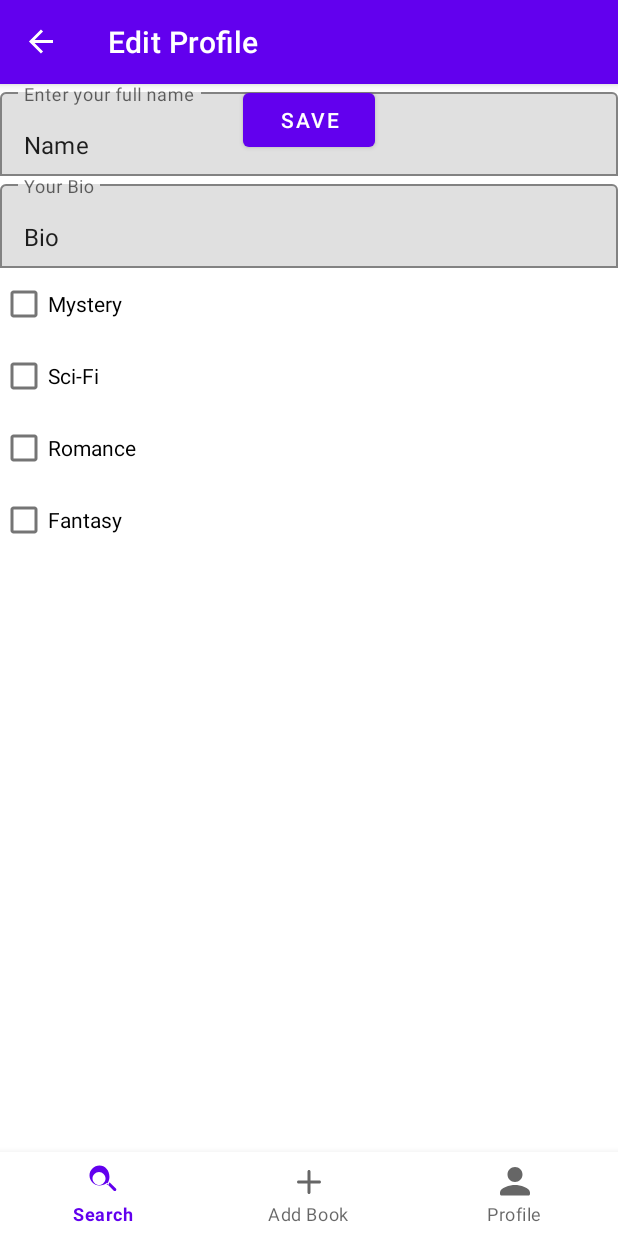
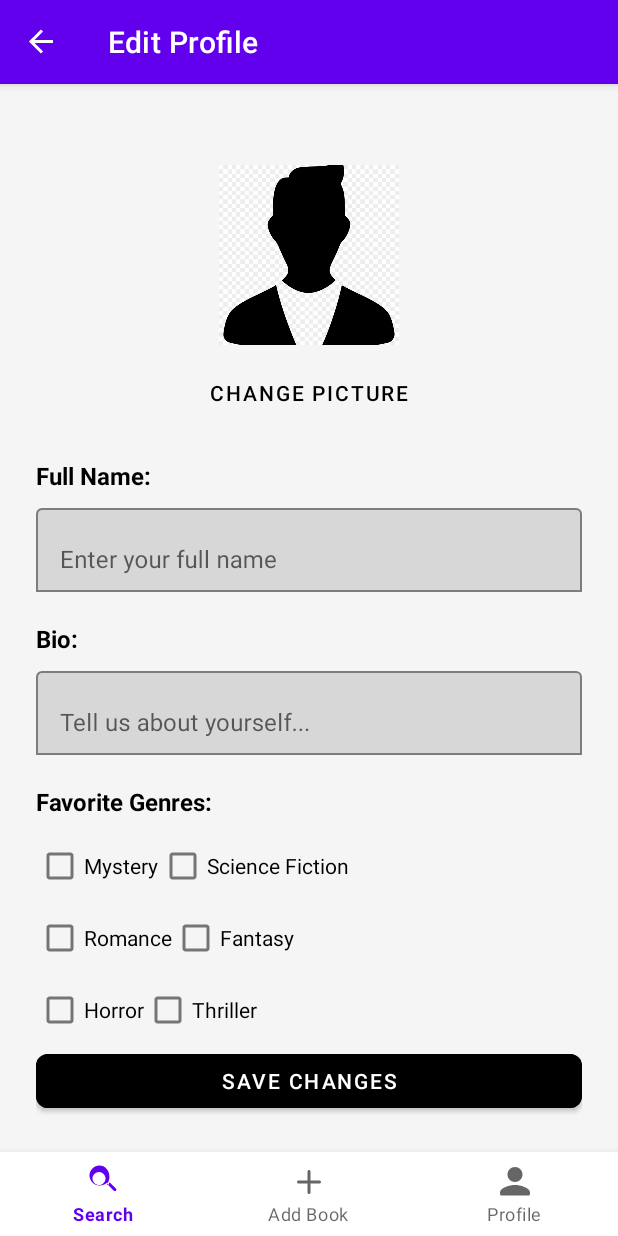
Before and after one commit to AmitOfeck/iBookProject, an Android app built with Jetpack Compose: the EditProfileFragment screen opened through its navigation route, on a phone screen of 412 x 824 dp. Run offline under Robolectric (Android 15) with nearby library versions, the phone set to English and light mode, and no system bars; our stand-ins replace Firebase (no records; nobody signed in at launch, a user with empty details on screens opened directly), Room's generated code, data binding, navigation-ui.

Commit message:
edit profile (with ROOM(

```diff
--- a/app/src/main/java/com/example/ibookproject/ui/profile/EditProfileFragment.kt
+++ b/app/src/main/java/com/example/ibookproject/ui/profile/EditProfileFragment.kt
@@ -1,84 +1,137 @@
 package com.example.ibookproject.ui.profile
 
+import android.app.Activity
 import android.content.Context
+import android.content.Intent
+import android.net.Uri
 import android.os.Bundle
 import android.view.LayoutInflater
 import android.view.View
 import android.view.ViewGroup
 import android.widget.Toast
+import androidx.activity.result.contract.ActivityResultContracts
 import androidx.fragment.app.Fragment
+import androidx.lifecycle.ViewModelProvider
+import androidx.lifecycle.lifecycleScope
 import androidx.navigation.fragment.findNavController
+import com.bumptech.glide.Glide
 import com.example.ibookproject.R
+import com.example.ibookproject.data.entities.UserEntity
 import com.example.ibookproject.databinding.FragmentEditProfileBinding
+import com.example.ibookproject.ui.profile.UserViewModel
 import com.google.firebase.auth.FirebaseAuth
+import kotlinx.coroutines.launch
 
 class EditProfileFragment : Fragment() {
     private var _binding: FragmentEditProfileBinding? = null
     private val binding get() = _binding!!
+    private var selectedImageUri: Uri? = null
+
+    private lateinit var userViewModel: UserViewModel
+    private var currentUser: UserEntity? = null
 
     override fun onCreateView(
         inflater: LayoutInflater, container: ViewGroup?,
         savedInstanceState: Bundle?
     ): View {
         _binding = FragmentEditProfileBinding.inflate(inflater, container, false)
+        userViewModel = ViewModelProvider(this)[UserViewModel::class.java]
 
-        // טעינת הנתונים הנוכחיים מה-SharedPreferences או Firebase
+        // טוען את פרטי המשתמש מה-DB
         loadUserData()
 
+        binding.profileImage.setOnClickListener { openGallery() }
+        binding.selectImageButton.setOnClickListener { openGallery() }
+
         binding.saveButton.setOnClickListener {
-            val name = binding.nameInput.text.toString().trim()
-            val bio = binding.bioInput.text.toString().trim()
-            val genres = getSelectedGenres()
-
-            // שמירה של הנתונים
-            saveUserData(name, bio, genres)
-
-            Toast.makeText(requireContext(), "פרטים נשמרו!", Toast.LENGTH_SHORT).show()
-            findNavController().navigate(R.id.action_editProfileFragment_to_userProfileFragment)
+            saveUserData()
         }
 
         return binding.root
     }
 
     private fun loadUserData() {
-        // טען את השם, הביו, והז'אנרים מה-SharedPreferences או Firebase
-        val sharedPref = requireContext().getSharedPreferences("UserData", Context.MODE_PRIVATE)
-        val name = sharedPref.getString("user_name", "Name") // דוגמה
-        val bio = sharedPref.getString("user_bio", "Bio") // דוגמה
-        // טוען את השם והביו לתוך השדות
-        binding.nameInput.setText(name)
-        binding.bioInput.setText(bio)
+        val firebaseUser = FirebaseAuth.getInstance().currentUser
+        val userId = firebaseUser?.uid ?: return
 
-        // הז'אנרים יתממשו לפי הצורך
+        userViewModel.getUserById(userId).observe(viewLifecycleOwner) { user ->
+            if (user != null) {
+                currentUser = user
+
+                // הצגת הנתונים בטופס
+                binding.nameInput.setText(user.name)
+                binding.bioInput.setText(user.bio)
+                setSelectedGenres(user.favoriteGenres)
+
+                // טעינת תמונה
+                if (user.profileImage?.isNotEmpty() == true) {
+                    Glide.with(requireContext()).load(user.profileImage).into(binding.profileImage)
+                }
+            }
+        }
     }
 
-    private fun saveUserData(name: String, bio: String, genres: String) {
-        // שמור את הנתונים ב-SharedPreferences או Firebase
-        val sharedPref = requireContext().getSharedPreferences("UserData", Context.MODE_PRIVATE)
-        with(sharedPref.edit()) {
-            putString("user_name", name)
-            putString("user_bio", bio)
-            putString("user_genres", genres) // לאחסן את הז'אנרים
-            apply()
-        }
-
-        // אם אתה רוצה לעדכן גם ב-Firebase
-        val firebaseUser = FirebaseAuth.getInstance().currentUser
-        firebaseUser?.let {
-            // עדכון בפרטי המשתמש ב-Firebase
-            // למשל, משתמש ב-Firebase Realtime Database או Firestore לעדכון הפרופיל
-        }
+    private fun setSelectedGenres(genres: String) {
+        val selectedGenres = genres.split(",").map { it.trim() }
+        binding.checkboxMystery.isChecked = "Mystery" in selectedGenres
+        binding.checkboxSciFi.isChecked = "Science Fiction" in selectedGenres
+        binding.checkboxRomance.isChecked = "Romance" in selectedGenres
+        binding.checkboxFantasy.isChecked = "Fantasy" in selectedGenres
+        binding.checkboxHorror.isChecked = "Horror" in selectedGenres
+        binding.checkboxThriller.isChecked = "Thriller" in selectedGenres
     }
 
     private fun getSelectedGenres(): String {
         val selectedGenres = mutableListOf<String>()
         if (binding.checkboxMystery.isChecked) selectedGenres.add("Mystery")
-        if (binding.checkboxSciFi.isChecked) selectedGenres.add("Sci-Fi")
+        if (binding.checkboxSciFi.isChecked) selectedGenres.add("Science Fiction")
         if (binding.checkboxRomance.isChecked) selectedGenres.add("Romance")
         if (binding.checkboxFantasy.isChecked) selectedGenres.add("Fantasy")
+        if (binding.checkboxHorror.isChecked) selectedGenres.add("Horror")
+        if (binding.checkboxThriller.isChecked) selectedGenres.add("Thriller")
 
         return selectedGenres.joinToString(",")
     }
+
+    private fun saveUserData() {
+        val name = binding.nameInput.text.toString().trim()
+        val bio = binding.bioInput.text.toString().trim()
+        val genres = getSelectedGenres()
+        val imageUri = selectedImageUri?.toString() ?: currentUser?.profileImage ?: ""
+
+        if (name.isEmpty()) {
+            Toast.makeText(requireContext(), "שם לא יכול להיות ריק", Toast.LENGTH_SHORT).show()
+            return
+        }
+
+        val updatedUser = currentUser?.copy(
+            name = name,
+            bio = bio,
+            favoriteGenres = genres,
+            profileImage = imageUri
+        ) ?: return
+
+        lifecycleScope.launch {
+            userViewModel.updateUser(updatedUser)
+            Toast.makeText(requireContext(), "פרטים נשמרו!", Toast.LENGTH_SHORT).show()
+            findNavController().navigate(R.id.action_editProfileFragment_to_userProfileFragment)
+        }
+    }
+
+    private fun openGallery() {
+        val intent = Intent(Intent.ACTION_PICK).apply { type = "image/*" }
+        galleryLauncher.launch(intent)
+    }
+
+    private val galleryLauncher =
+        registerForActivityResult(ActivityResultContracts.StartActivityForResult()) { result ->
+            if (result.resultCode == Activity.RESULT_OK) {
+                selectedImageUri = result.data?.data
+                Glide.with(requireContext())
+                    .load(selectedImageUri)
+                    .into(binding.profileImage)
+            }
+        }
 
     override fun onDestroyView() {
         super.onDestroyView()
--- a/app/src/main/res/layout/fragment_edit_profile.xml
+++ b/app/src/main/res/layout/fragment_edit_profile.xml
@@ -4,89 +4,169 @@
     xmlns:tools="http://schemas.android.com/tools"
     tools:context=".ui.profile.EditProfileFragment">
 
+    <data></data>
+
     <androidx.constraintlayout.widget.ConstraintLayout
         android:layout_width="match_parent"
-        android:layout_height="match_parent">
+        android:layout_height="match_parent"
+        android:padding="24dp"
+        android:background="@color/light_gray">
+
+        <!-- Profile Picture -->
+        <ImageView
+            android:id="@+id/profileImage"
+            android:layout_width="120dp"
+            android:layout_height="120dp"
+            android:contentDescription="Profile Picture"
+            android:scaleType="centerCrop"
+            android:src="@drawable/ic_default_profile"
+            app:layout_constraintTop_toTopOf="parent"
+            app:layout_constraintStart_toStartOf="parent"
+            app:layout_constraintEnd_toEndOf="parent"
+            android:layout_marginTop="30dp"/>
+
+        <!-- Change Picture Button -->
+        <Button
+            android:id="@+id/selectImageButton"
+            android:layout_width="wrap_content"
+            android:layout_height="wrap_content"
+            android:text="Change Picture"
+            android:textColor="@color/black"
+            android:background="?android:attr/selectableItemBackground"
+            app:layout_constraintTop_toBottomOf="@id/profileImage"
+            app:layout_constraintStart_toStartOf="parent"
+            app:layout_constraintEnd_toEndOf="parent"
+            android:layout_marginTop="8dp"/>
 
         <!-- Name Input -->
+        <TextView
+            android:id="@+id/nameLabel"
+            android:layout_width="wrap_content"
+            android:layout_height="wrap_content"
+            android:text="Full Name:"
+            android:textSize="16sp"
+            android:textColor="@color/black"
+            android:textStyle="bold"
+            app:layout_constraintTop_toBottomOf="@id/selectImageButton"
+            app:layout_constraintStart_toStartOf="parent"
+            android:layout_marginTop="20dp"/>
+
         <com.google.android.material.textfield.TextInputLayout
             android:id="@+id/nameInputLayout"
             android:layout_width="0dp"
             android:layout_height="wrap_content"
             app:boxStrokeColor="@color/black"
             app:boxBackgroundMode="outline"
-            app:layout_constraintTop_toTopOf="parent"
+            app:layout_constraintTop_toBottomOf="@id/nameLabel"
             app:layout_constraintStart_toStartOf="parent"
-            app:layout_constraintEnd_toEndOf="parent">
+            app:layout_constraintEnd_toEndOf="parent"
+            android:layout_marginTop="5dp">
 
             <com.google.android.material.textfield.TextInputEditText
                 android:id="@+id/nameInput"
                 android:layout_width="match_parent"
                 android:layout_height="wrap_content"
-                android:hint="Enter your full name" />
+                android:hint="Enter your full name"
+                android:inputType="text"/>
         </com.google.android.material.textfield.TextInputLayout>
 
         <!-- Bio Input -->
+        <TextView
+            android:id="@+id/bioLabel"
+            android:layout_width="wrap_content"
+            android:layout_height="wrap_content"
+            android:text="Bio:"
+            android:textSize="16sp"
+            android:textColor="@color/black"
+            android:textStyle="bold"
+            app:layout_constraintTop_toBottomOf="@id/nameInputLayout"
+            app:layout_constraintStart_toStartOf="parent"
+            android:layout_marginTop="20dp"/>
+
         <com.google.android.material.textfield.TextInputLayout
             android:id="@+id/bioInputLayout"
             android:layout_width="0dp"
             android:layout_height="wrap_content"
             app:boxStrokeColor="@color/black"
             app:boxBackgroundMode="outline"
-            app:layout_constraintTop_toBottomOf="@id/nameInputLayout"
+            app:layout_constraintTop_toBottomOf="@id/bioLabel"
             app:layout_constraintStart_toStartOf="parent"
-            app:layout_constraintEnd_toEndOf="parent">
+            app:layout_constraintEnd_toEndOf="parent"
+            android:layout_marginTop="5dp">
 
             <com.google.android.material.textfield.TextInputEditText
                 android:id="@+id/bioInput"
                 android:layout_width="match_parent"
                 android:layout_height="wrap_content"
-                android:hint="Your Bio" />
+                android:hint="Tell us about yourself..."
+                android:inputType="textMultiLine"/>
         </com.google.android.material.textfield.TextInputLayout>
 
-        <!-- Genre Selection Checkboxes -->
-        <LinearLayout
-            android:orientation="vertical"
-            android:layout_width="match_parent"
+        <!-- Favorite Genres -->
+        <TextView
+            android:id="@+id/favoriteGenresLabel"
+            android:layout_width="wrap_content"
             android:layout_height="wrap_content"
+            android:text="Favorite Genres:"
+            android:textSize="16sp"
+            android:textColor="@color/black"
+            android:textStyle="bold"
             app:layout_constraintTop_toBottomOf="@id/bioInputLayout"
             app:layout_constraintStart_toStartOf="parent"
-            app:layout_constraintEnd_toEndOf="parent">
+            android:layout_marginTop="20dp"/>
 
-            <CheckBox
-                android:id="@+id/checkboxMystery"
-                android:text="Mystery"
-                android:layout_width="wrap_content"
-                android:layout_height="wrap_content"/>
+        <LinearLayout
+            android:id="@+id/genreCheckboxGroup"
+            android:layout_width="0dp"
+            android:layout_height="wrap_content"
+            android:orientation="vertical"
+            app:layout_constraintTop_toBottomOf="@id/favoriteGenresLabel"
+            app:layout_constraintStart_toStartOf="parent"
+            app:layout_constraintEnd_toEndOf="parent"
+            android:layout_marginTop="8dp">
 
-            <CheckBox
-                android:id="@+id/checkboxSciFi"
-                android:text="Sci-Fi"
-                android:layout_width="wrap_content"
-                android:layout_height="wrap_content"/>
+            <LinearLayout
+                android:layout_width="match_parent"
+                android:layout_height="wrap_content"
+                android:orientation="horizontal">
 
-            <CheckBox
-                android:id="@+id/checkboxRomance"
-                android:text="Romance"
-                android:layout_width="wrap_content"
-                android:layout_height="wrap_content"/>
+                <CheckBox android:id="@+id/checkboxMystery" android:layout_width="wrap_content" android:layout_height="wrap_content" android:text="Mystery"/>
+                <CheckBox android:id="@+id/checkboxSciFi" android:layout_width="wrap_content" android:layout_height="wrap_content" android:text="Science Fiction"/>
+            </LinearLayout>
 
-            <CheckBox
-                android:id="@+id/checkboxFantasy"
-                android:text="Fantasy"
-                android:layout_width="wrap_content"
-                android:layout_height="wrap_content"/>
+            <LinearLayout
+                android:layout_width="match_parent"
+                android:layout_height="wrap_content"
+                android:orientation="horizontal">
+
+                <CheckBox android:id="@+id/checkboxRomance" android:layout_width="wrap_content" android:layout_height="wrap_content" android:text="Romance"/>
+                <CheckBox android:id="@+id/checkboxFantasy" android:layout_width="wrap_content" android:layout_height="wrap_content" android:text="Fantasy"/>
+            </LinearLayout>
+
+            <LinearLayout
+                android:layout_width="match_parent"
+                android:layout_height="wrap_content"
+                android:orientation="horizontal">
+
+                <CheckBox android:id="@+id/checkboxHorror" android:layout_width="wrap_content" android:layout_height="wrap_content" android:text="Horror"/>
+                <CheckBox android:id="@+id/checkboxThriller" android:layout_width="wrap_content" android:layout_height="wrap_content" android:text="Thriller"/>
+            </LinearLayout>
         </LinearLayout>
 
         <!-- Save Button -->
-        <Button
+        <com.google.android.material.button.MaterialButton
             android:id="@+id/saveButton"
-            android:layout_width="wrap_content"
+            android:layout_width="0dp"
             android:layout_height="wrap_content"
-            android:text="Save"
+            android:text="Save Changes"
+            android:backgroundTint="@color/black"
+            android:textColor="@color/white"
+            app:cornerRadius="8dp"
             app:layout_constraintTop_toBottomOf="@id/genreCheckboxGroup"
             app:layout_constraintStart_toStartOf="parent"
             app:layout_constraintEnd_toEndOf="parent"
-            android:layout_marginTop="20dp" />
+            app:layout_constraintBottom_toBottomOf="parent"
+            android:layout_marginTop="20dp"
+            android:layout_marginBottom="20dp"/>
     </androidx.constraintlayout.widget.ConstraintLayout>
 </layout>
```
